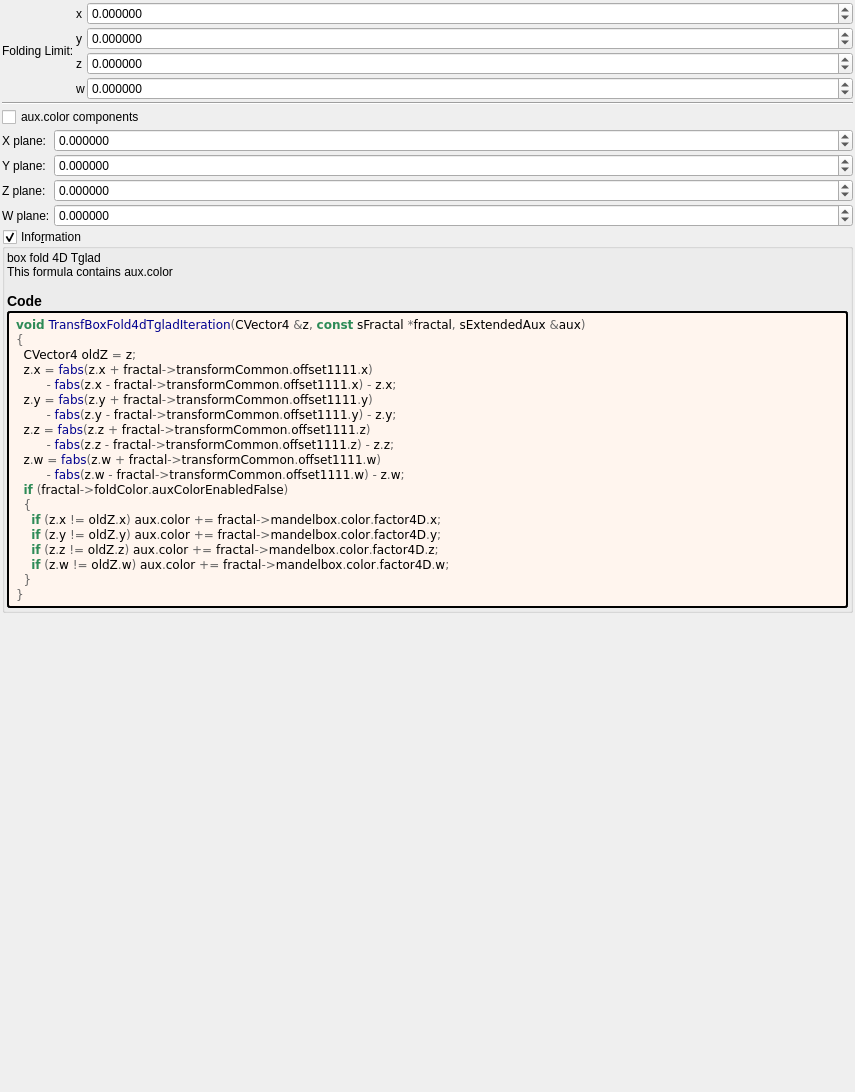
This is mandelbulber2/formula/ui/transf_box_fold4d_tglad.ui in buddhi1980/mandelbulber2 as Qt 5 draws it before an edit. The edited form follows.
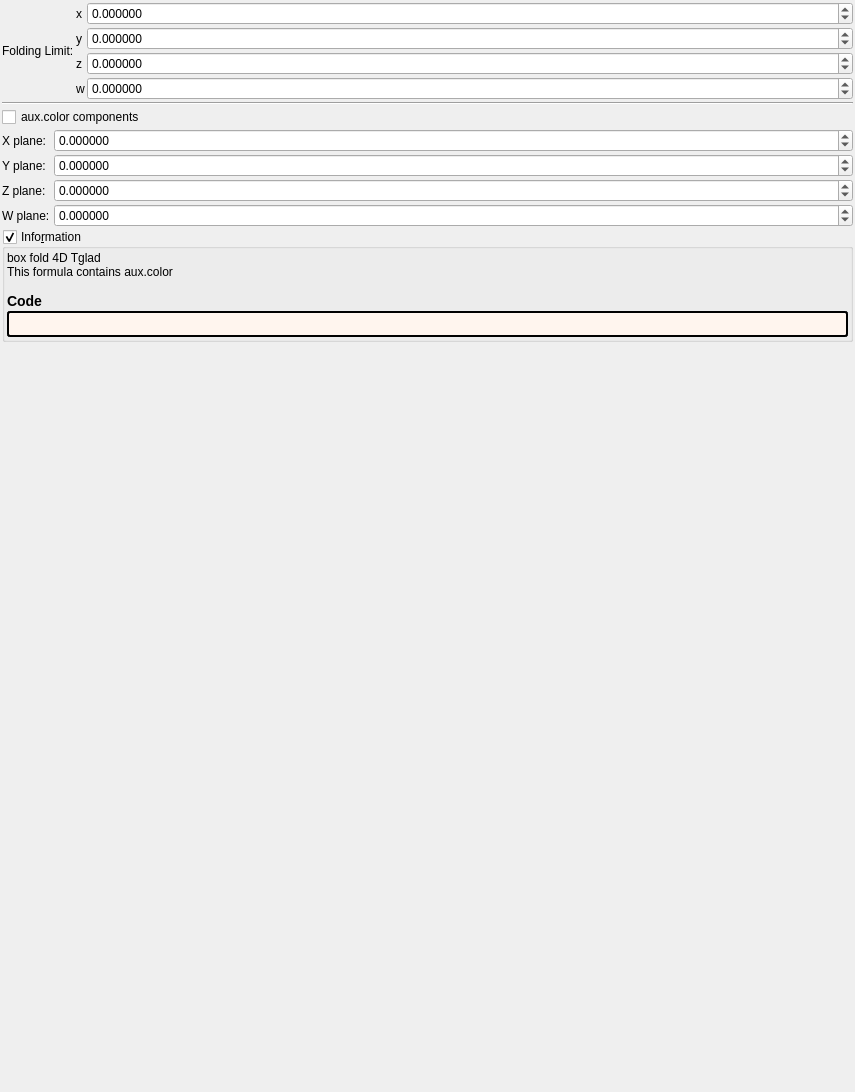
This is the edited form. Custom widgets are drawn as their Qt base class.

The edit to the form file:
```diff
--- a/mandelbulber2/formula/ui/transf_box_fold4d_tglad.ui
+++ b/mandelbulber2/formula/ui/transf_box_fold4d_tglad.ui
@@ -395,28 +395,7 @@
          <string notr="true">border-style: outset; border-width: 2px; border-radius: 3px; border-color: black; background-color: #fff5ee; padding: 4px;</string>
         </property>
         <property name="text">
-         <string notr="true">&lt;body style=&quot;background-color:#fff5ee&quot;&gt;
-&lt;pre style=&quot;color:#000000; background-color:#fff5ee;  font-family:'Courier New',monospace;&quot;&gt;&lt;span style=&quot;color:#2e8b57; font-weight:bold&quot;&gt;void&lt;/span&gt; &lt;span style=&quot;color:#00008f&quot;&gt;TransfBoxFold4dTgladIteration&lt;/span&gt;&lt;span style=&quot;color:#676767&quot;&gt;(&lt;/span&gt;CVector4 &lt;span style=&quot;color:#676767&quot;&gt;&amp;amp;&lt;/span&gt;z&lt;span style=&quot;color:#676767&quot;&gt;,&lt;/span&gt; &lt;span style=&quot;color:#2e8b57; font-weight:bold&quot;&gt;const&lt;/span&gt; sFractal &lt;span style=&quot;color:#676767&quot;&gt;*&lt;/span&gt;fractal&lt;span style=&quot;color:#676767&quot;&gt;,&lt;/span&gt; sExtendedAux &lt;span style=&quot;color:#676767&quot;&gt;&amp;amp;&lt;/span&gt;aux&lt;span style=&quot;color:#676767&quot;&gt;)&lt;/span&gt;
-&lt;span style=&quot;color:#676767&quot;&gt;{&lt;/span&gt;
-  CVector4 oldZ &lt;span style=&quot;color:#676767&quot;&gt;=&lt;/span&gt; z&lt;span style=&quot;color:#676767&quot;&gt;;&lt;/span&gt;
-  z&lt;span style=&quot;color:#676767&quot;&gt;.&lt;/span&gt;x &lt;span style=&quot;color:#676767&quot;&gt;=&lt;/span&gt; &lt;span style=&quot;color:#00008f&quot;&gt;fabs&lt;/span&gt;&lt;span style=&quot;color:#676767&quot;&gt;(&lt;/span&gt;z&lt;span style=&quot;color:#676767&quot;&gt;.&lt;/span&gt;x &lt;span style=&quot;color:#676767&quot;&gt;+&lt;/span&gt; fractal&lt;span style=&quot;color:#676767&quot;&gt;-&amp;gt;&lt;/span&gt;transformCommon&lt;span style=&quot;color:#676767&quot;&gt;.&lt;/span&gt;offset1111&lt;span style=&quot;color:#676767&quot;&gt;.&lt;/span&gt;x&lt;span style=&quot;color:#676767&quot;&gt;)&lt;/span&gt;
-        &lt;span style=&quot;color:#676767&quot;&gt;-&lt;/span&gt; &lt;span style=&quot;color:#00008f&quot;&gt;fabs&lt;/span&gt;&lt;span style=&quot;color:#676767&quot;&gt;(&lt;/span&gt;z&lt;span style=&quot;color:#676767&quot;&gt;.&lt;/span&gt;x &lt;span style=&quot;color:#676767&quot;&gt;-&lt;/span&gt; fractal&lt;span style=&quot;color:#676767&quot;&gt;-&amp;gt;&lt;/span&gt;transformCommon&lt;span style=&quot;color:#676767&quot;&gt;.&lt;/span&gt;offset1111&lt;span style=&quot;color:#676767&quot;&gt;.&lt;/span&gt;x&lt;span style=&quot;color:#676767&quot;&gt;) -&lt;/span&gt; z&lt;span style=&quot;color:#676767&quot;&gt;.&lt;/span&gt;x&lt;span style=&quot;color:#676767&quot;&gt;;&lt;/span&gt;
-  z&lt;span style=&quot;color:#676767&quot;&gt;.&lt;/span&gt;y &lt;span style=&quot;color:#676767&quot;&gt;=&lt;/span&gt; &lt;span style=&quot;color:#00008f&quot;&gt;fabs&lt;/span&gt;&lt;span style=&quot;color:#676767&quot;&gt;(&lt;/span&gt;z&lt;span style=&quot;color:#676767&quot;&gt;.&lt;/span&gt;y &lt;span style=&quot;color:#676767&quot;&gt;+&lt;/span&gt; fractal&lt;span style=&quot;color:#676767&quot;&gt;-&amp;gt;&lt;/span&gt;transformCommon&lt;span style=&quot;color:#676767&quot;&gt;.&lt;/span&gt;offset1111&lt;span style=&quot;color:#676767&quot;&gt;.&lt;/span&gt;y&lt;span style=&quot;color:#676767&quot;&gt;)&lt;/span&gt;
-        &lt;span style=&quot;color:#676767&quot;&gt;-&lt;/span&gt; &lt;span style=&quot;color:#00008f&quot;&gt;fabs&lt;/span&gt;&lt;span style=&quot;color:#676767&quot;&gt;(&lt;/span&gt;z&lt;span style=&quot;color:#676767&quot;&gt;.&lt;/span&gt;y &lt;span style=&quot;color:#676767&quot;&gt;-&lt;/span&gt; fractal&lt;span style=&quot;color:#676767&quot;&gt;-&amp;gt;&lt;/span&gt;transformCommon&lt;span style=&quot;color:#676767&quot;&gt;.&lt;/span&gt;offset1111&lt;span style=&quot;color:#676767&quot;&gt;.&lt;/span&gt;y&lt;span style=&quot;color:#676767&quot;&gt;) -&lt;/span&gt; z&lt;span style=&quot;color:#676767&quot;&gt;.&lt;/span&gt;y&lt;span style=&quot;color:#676767&quot;&gt;;&lt;/span&gt;
-  z&lt;span style=&quot;color:#676767&quot;&gt;.&lt;/span&gt;z &lt;span style=&quot;color:#676767&quot;&gt;=&lt;/span&gt; &lt;span style=&quot;color:#00008f&quot;&gt;fabs&lt;/span&gt;&lt;span style=&quot;color:#676767&quot;&gt;(&lt;/span&gt;z&lt;span style=&quot;color:#676767&quot;&gt;.&lt;/span&gt;z &lt;span style=&quot;color:#676767&quot;&gt;+&lt;/span&gt; fractal&lt;span style=&quot;color:#676767&quot;&gt;-&amp;gt;&lt;/span&gt;transformCommon&lt;span style=&quot;color:#676767&quot;&gt;.&lt;/span&gt;offset1111&lt;span style=&quot;color:#676767&quot;&gt;.&lt;/span&gt;z&lt;span style=&quot;color:#676767&quot;&gt;)&lt;/span&gt;
-        &lt;span style=&quot;color:#676767&quot;&gt;-&lt;/span&gt; &lt;span style=&quot;color:#00008f&quot;&gt;fabs&lt;/span&gt;&lt;span style=&quot;color:#676767&quot;&gt;(&lt;/span&gt;z&lt;span style=&quot;color:#676767&quot;&gt;.&lt;/span&gt;z &lt;span style=&quot;color:#676767&quot;&gt;-&lt;/span&gt; fractal&lt;span style=&quot;color:#676767&quot;&gt;-&amp;gt;&lt;/span&gt;transformCommon&lt;span style=&quot;color:#676767&quot;&gt;.&lt;/span&gt;offset1111&lt;span style=&quot;color:#676767&quot;&gt;.&lt;/span&gt;z&lt;span style=&quot;color:#676767&quot;&gt;) -&lt;/span&gt; z&lt;span style=&quot;color:#676767&quot;&gt;.&lt;/span&gt;z&lt;span style=&quot;color:#676767&quot;&gt;;&lt;/span&gt;
-  z&lt;span style=&quot;color:#676767&quot;&gt;.&lt;/span&gt;w &lt;span style=&quot;color:#676767&quot;&gt;=&lt;/span&gt; &lt;span style=&quot;color:#00008f&quot;&gt;fabs&lt;/span&gt;&lt;span style=&quot;color:#676767&quot;&gt;(&lt;/span&gt;z&lt;span style=&quot;color:#676767&quot;&gt;.&lt;/span&gt;w &lt;span style=&quot;color:#676767&quot;&gt;+&lt;/span&gt; fractal&lt;span style=&quot;color:#676767&quot;&gt;-&amp;gt;&lt;/span&gt;transformCommon&lt;span style=&quot;color:#676767&quot;&gt;.&lt;/span&gt;offset1111&lt;span style=&quot;color:#676767&quot;&gt;.&lt;/span&gt;w&lt;span style=&quot;color:#676767&quot;&gt;)&lt;/span&gt;
-        &lt;span style=&quot;color:#676767&quot;&gt;-&lt;/span&gt; &lt;span style=&quot;color:#00008f&quot;&gt;fabs&lt;/span&gt;&lt;span style=&quot;color:#676767&quot;&gt;(&lt;/span&gt;z&lt;span style=&quot;color:#676767&quot;&gt;.&lt;/span&gt;w &lt;span style=&quot;color:#676767&quot;&gt;-&lt;/span&gt; fractal&lt;span style=&quot;color:#676767&quot;&gt;-&amp;gt;&lt;/span&gt;transformCommon&lt;span style=&quot;color:#676767&quot;&gt;.&lt;/span&gt;offset1111&lt;span style=&quot;color:#676767&quot;&gt;.&lt;/span&gt;w&lt;span style=&quot;color:#676767&quot;&gt;) -&lt;/span&gt; z&lt;span style=&quot;color:#676767&quot;&gt;.&lt;/span&gt;w&lt;span style=&quot;color:#676767&quot;&gt;;&lt;/span&gt;
-  &lt;span style=&quot;color:#2e8b57; font-weight:bold&quot;&gt;if&lt;/span&gt; &lt;span style=&quot;color:#676767&quot;&gt;(&lt;/span&gt;fractal&lt;span style=&quot;color:#676767&quot;&gt;-&amp;gt;&lt;/span&gt;foldColor&lt;span style=&quot;color:#676767&quot;&gt;.&lt;/span&gt;auxColorEnabledFalse&lt;span style=&quot;color:#676767&quot;&gt;)&lt;/span&gt;
-  &lt;span style=&quot;color:#676767&quot;&gt;{&lt;/span&gt;
-    &lt;span style=&quot;color:#2e8b57; font-weight:bold&quot;&gt;if&lt;/span&gt; &lt;span style=&quot;color:#676767&quot;&gt;(&lt;/span&gt;z&lt;span style=&quot;color:#676767&quot;&gt;.&lt;/span&gt;x &lt;span style=&quot;color:#676767&quot;&gt;!=&lt;/span&gt; oldZ&lt;span style=&quot;color:#676767&quot;&gt;.&lt;/span&gt;x&lt;span style=&quot;color:#676767&quot;&gt;)&lt;/span&gt; aux&lt;span style=&quot;color:#676767&quot;&gt;.&lt;/span&gt;color &lt;span style=&quot;color:#676767&quot;&gt;+=&lt;/span&gt; fractal&lt;span style=&quot;color:#676767&quot;&gt;-&amp;gt;&lt;/span&gt;mandelbox&lt;span style=&quot;color:#676767&quot;&gt;.&lt;/span&gt;color&lt;span style=&quot;color:#676767&quot;&gt;.&lt;/span&gt;factor4D&lt;span style=&quot;color:#676767&quot;&gt;.&lt;/span&gt;x&lt;span style=&quot;color:#676767&quot;&gt;;&lt;/span&gt;
-    &lt;span style=&quot;color:#2e8b57; font-weight:bold&quot;&gt;if&lt;/span&gt; &lt;span style=&quot;color:#676767&quot;&gt;(&lt;/span&gt;z&lt;span style=&quot;color:#676767&quot;&gt;.&lt;/span&gt;y &lt;span style=&quot;color:#676767&quot;&gt;!=&lt;/span&gt; oldZ&lt;span style=&quot;color:#676767&quot;&gt;.&lt;/span&gt;y&lt;span style=&quot;color:#676767&quot;&gt;)&lt;/span&gt; aux&lt;span style=&quot;color:#676767&quot;&gt;.&lt;/span&gt;color &lt;span style=&quot;color:#676767&quot;&gt;+=&lt;/span&gt; fractal&lt;span style=&quot;color:#676767&quot;&gt;-&amp;gt;&lt;/span&gt;mandelbox&lt;span style=&quot;color:#676767&quot;&gt;.&lt;/span&gt;color&lt;span style=&quot;color:#676767&quot;&gt;.&lt;/span&gt;factor4D&lt;span style=&quot;color:#676767&quot;&gt;.&lt;/span&gt;y&lt;span style=&quot;color:#676767&quot;&gt;;&lt;/span&gt;
-    &lt;span style=&quot;color:#2e8b57; font-weight:bold&quot;&gt;if&lt;/span&gt; &lt;span style=&quot;color:#676767&quot;&gt;(&lt;/span&gt;z&lt;span style=&quot;color:#676767&quot;&gt;.&lt;/span&gt;z &lt;span style=&quot;color:#676767&quot;&gt;!=&lt;/span&gt; oldZ&lt;span style=&quot;color:#676767&quot;&gt;.&lt;/span&gt;z&lt;span style=&quot;color:#676767&quot;&gt;)&lt;/span&gt; aux&lt;span style=&quot;color:#676767&quot;&gt;.&lt;/span&gt;color &lt;span style=&quot;color:#676767&quot;&gt;+=&lt;/span&gt; fractal&lt;span style=&quot;color:#676767&quot;&gt;-&amp;gt;&lt;/span&gt;mandelbox&lt;span style=&quot;color:#676767&quot;&gt;.&lt;/span&gt;color&lt;span style=&quot;color:#676767&quot;&gt;.&lt;/span&gt;factor4D&lt;span style=&quot;color:#676767&quot;&gt;.&lt;/span&gt;z&lt;span style=&quot;color:#676767&quot;&gt;;&lt;/span&gt;
-    &lt;span style=&quot;color:#2e8b57; font-weight:bold&quot;&gt;if&lt;/span&gt; &lt;span style=&quot;color:#676767&quot;&gt;(&lt;/span&gt;z&lt;span style=&quot;color:#676767&quot;&gt;.&lt;/span&gt;w &lt;span style=&quot;color:#676767&quot;&gt;!=&lt;/span&gt; oldZ&lt;span style=&quot;color:#676767&quot;&gt;.&lt;/span&gt;w&lt;span style=&quot;color:#676767&quot;&gt;)&lt;/span&gt; aux&lt;span style=&quot;color:#676767&quot;&gt;.&lt;/span&gt;color &lt;span style=&quot;color:#676767&quot;&gt;+=&lt;/span&gt; fractal&lt;span style=&quot;color:#676767&quot;&gt;-&amp;gt;&lt;/span&gt;mandelbox&lt;span style=&quot;color:#676767&quot;&gt;.&lt;/span&gt;color&lt;span style=&quot;color:#676767&quot;&gt;.&lt;/span&gt;factor4D&lt;span style=&quot;color:#676767&quot;&gt;.&lt;/span&gt;w&lt;span style=&quot;color:#676767&quot;&gt;;&lt;/span&gt;
-  &lt;span style=&quot;color:#676767&quot;&gt;}&lt;/span&gt;
-&lt;span style=&quot;color:#676767&quot;&gt;}&lt;/span&gt;
-&lt;/pre&gt;
-&lt;/body&gt;</string>
+         <string notr="true"></string>
         </property>
         <property name="wordWrap">
          <bool>true</bool>
```
